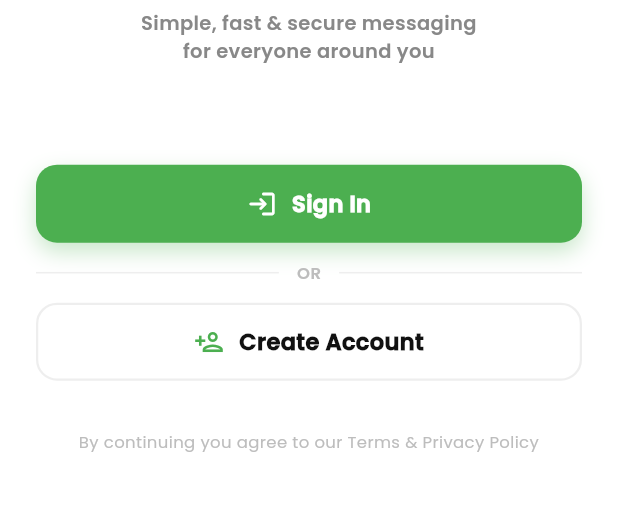
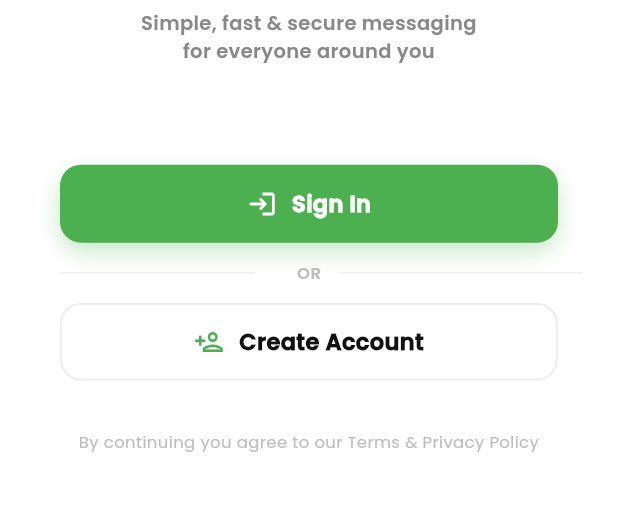
Before and after one commit to Honeypanchal/chatapp, a Flutter app: the Profile screen opened directly with empty values, item 4 of the bottom bar chosen, after a tap on "Log Out", on a phone screen of 412 x 824 dp, the part 538-1049 px from its top. Run offline on Flutter 3.47's test engine with Material 3 defaults, Android fonts, the phone set to English and light mode, and no system bars; our stand-ins replace cloud_firestore, firebase_auth, firebase_core, flashy_tab_bar2, google_sign_in; accounts and stored records are empty.

Commit message:
some final changes

```diff
--- a/lib/Pages/Authentication/FirstPage.dart
+++ b/lib/Pages/Authentication/FirstPage.dart
@@ -97,11 +97,14 @@ class _FirstpageState extends State<Firstpage> {
                   SizedBox(height: height * 0.04),
 
                   // ── Sign In button ────────────────────────────────────
-                  _buildPrimaryButton(
+                  Padding(
+                    padding: const EdgeInsets.symmetric(horizontal: 16),
+                    child: _buildPrimaryButton(
                       label: 'Sign In',
                       icon: Icons.login_rounded,
                       onTap: () => Navigator.of(context).push(
                         MaterialPageRoute(builder: (_) => SigninPage()),
+                      ),
                     ),
                   ),
 
@@ -112,6 +115,7 @@ class _FirstpageState extends State<Firstpage> {
                     children: [
                       Expanded(
                           child: Divider(color: Colors.grey.shade200,
+                              endIndent: 16,indent: 16,
                               thickness: 1)),
                       Padding(
                         padding: const EdgeInsets.symmetric(horizontal: 12),
@@ -131,11 +135,14 @@ class _FirstpageState extends State<Firstpage> {
                   const SizedBox(height: 12),
 
                   // ── Create Account button ─────────────────────────────
-                  _buildOutlineButton(
+                  Padding(
+                    padding: const EdgeInsets.symmetric(horizontal: 16),
+                    child: _buildOutlineButton(
                       label: 'Create Account',
                       icon: Icons.person_add_outlined,
                       onTap: () => Navigator.of(context).push(
                         MaterialPageRoute(builder: (_) => SignupPage()),
+                      ),
                     ),
                   ),
 
--- a/lib/Pages/Authentication/SigninPage.dart
+++ b/lib/Pages/Authentication/SigninPage.dart
@@ -87,12 +87,16 @@ class _SigninPageState extends State<SigninPage> {
       backgroundColor: Colors.white,
       body: SafeArea(
         child: Center(
+
           child: ConstrainedBox(
             constraints: BoxConstraints(maxWidth: isWide ? 420 : double.infinity),
             child: SingleChildScrollView(
               padding: EdgeInsets.symmetric(
                   horizontal: isWide ? 0 : 24, vertical: 16),
+              child: Padding(
+                padding: const EdgeInsets.all(16.0),
                 child: Column(
+
                   crossAxisAlignment: CrossAxisAlignment.start,
                   children: [
                     // ── Back button ─────────────────────────────────────
@@ -208,6 +212,7 @@ class _SigninPageState extends State<SigninPage> {
 
                     SizedBox(height: height * 0.04),
                   ],
+                ),
               ),
             ),
           ),
--- a/lib/Pages/GroupChatLayout/NewGroup.dart
+++ b/lib/Pages/GroupChatLayout/NewGroup.dart
@@ -72,7 +72,7 @@ cursorColor:              Color.fromRGBO(21, 171, 97, 1),
         crossAxisAlignment: CrossAxisAlignment.start,
         children: [
           Text(
-            'New Group',
+            'New Grouppppp',
             style: TextStyle(
               color: Colors.black,
               fontFamily: 'Poppins',
@@ -156,7 +156,7 @@ cursorColor:              Color.fromRGBO(21, 171, 97, 1),
                                     ),
                                   ),
                                   child: CircleAvatar(
-                                    radius: kIsWeb?width*0.049:  width * 0.067,
+                                    radius: kIsWeb?width*0.0099:  width * 0.067,
                                     backgroundColor: Colors.white,
                                     child: Text(
                                       firstNames[index][0].toUpperCase(),
--- a/lib/Pages/Profile/Profile.dart
+++ b/lib/Pages/Profile/Profile.dart
@@ -367,18 +367,18 @@ class _ProfileState extends State<Profile> {
               const SizedBox(height: 10),
 
               // ── Stats ────────────────────────────────────────────────
-              Container(
-                color: Colors.white,
-                padding: const EdgeInsets.symmetric(
-                    horizontal: 16, vertical: 16),
-                child: Row(
-                  children: [
-                    _buildStatCard('142', 'Chats'),
-                    _buildStatCard('8', 'Groups'),
-                    _buildStatCard('24', 'Status'),
-                  ],
-                ),
-              ),
+              // Container(
+              //   color: Colors.white,
+              //   padding: const EdgeInsets.symmetric(
+              //       horizontal: 16, vertical: 16),
+              //   child: Row(
+              //     children: [
+              //       _buildStatCard('142', 'Chats'),
+              //       _buildStatCard('8', 'Groups'),
+              //       _buildStatCard('24', 'Status'),
+              //     ],
+              //   ),
+              // ),
 
               const SizedBox(height: 10),
 
```
Also changed, not shown: lib/Pages/Authentication/Signup.dart (+7 -4 lines). Lines whose indentation alone changed are shown as unchanged.
